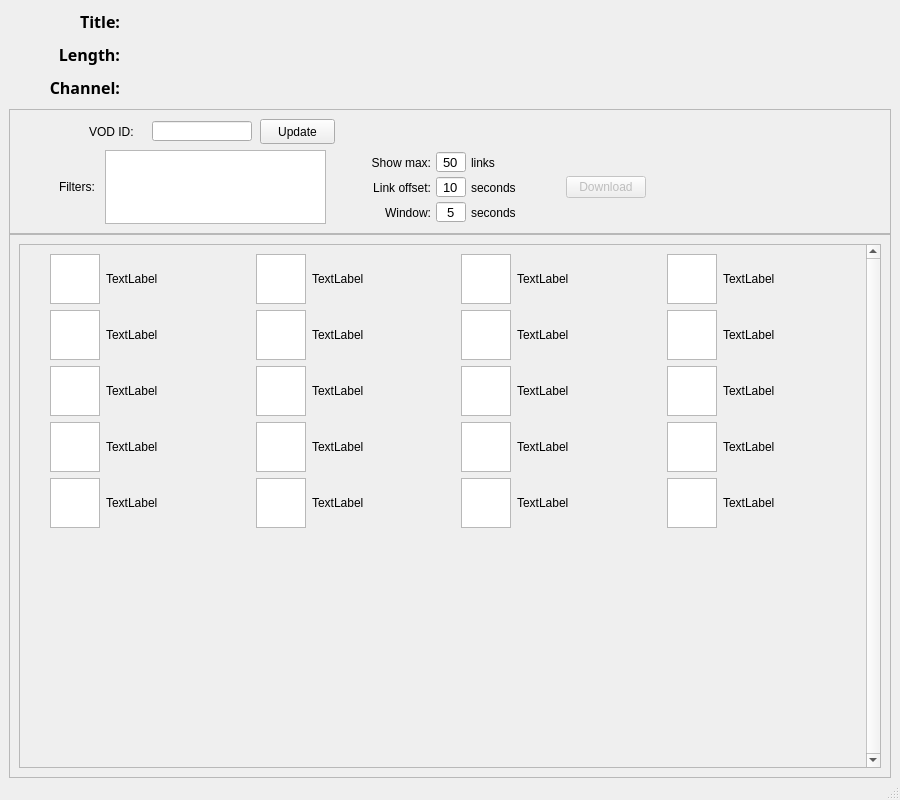
Old version of the form app/resources/BasicForm.ui in the repository benmurphy7/twitch-crops.
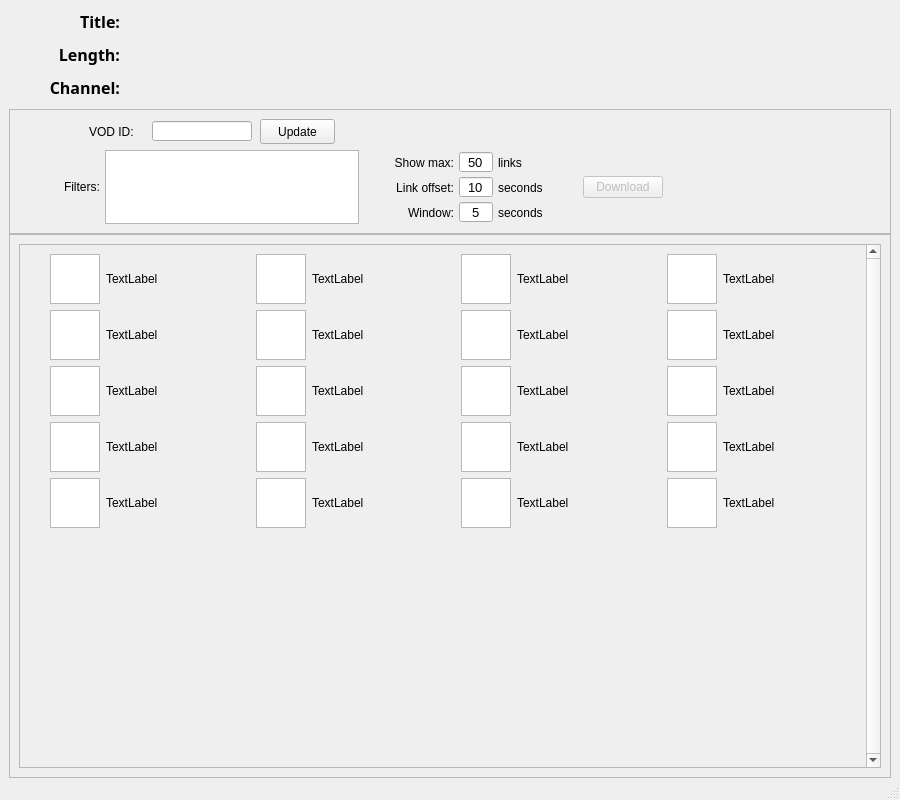
New version of the form.

Diff of the .ui file:
```diff
--- a/app/resources/BasicForm.ui
+++ b/app/resources/BasicForm.ui
@@ -372,7 +372,7 @@
        <item row="1" column="0">
         <layout class="QHBoxLayout" name="horizontalLayout_4">
          <property name="spacing">
-          <number>10</number>
+          <number>5</number>
          </property>
          <property name="sizeConstraint">
           <enum>QLayout::SetDefaultConstraint</enum>
@@ -384,6 +384,14 @@
           <number>0</number>
          </property>
          <item>
+          <layout class="QHBoxLayout" name="horizontalLayout_3">
+           <property name="leftMargin">
+            <number>5</number>
+           </property>
+           <property name="rightMargin">
+            <number>5</number>
+           </property>
+           <item>
           <widget class="QLabel" name="label_2">
            <property name="sizePolicy">
             <sizepolicy hsizetype="Preferred" vsizetype="Preferred">
@@ -420,13 +428,18 @@
            </property>
           </widget>
          </item>
+          </layout>
+         </item>
          <item>
           <layout class="QVBoxLayout" name="verticalLayout_3">
            <property name="spacing">
             <number>2</number>
            </property>
            <property name="leftMargin">
-            <number>15</number>
+            <number>5</number>
+           </property>
+           <property name="rightMargin">
+            <number>5</number>
            </property>
            <item>
             <layout class="QGridLayout" name="gridLayout_2">
@@ -767,7 +780,7 @@
          <item>
           <layout class="QHBoxLayout" name="horizontalLayout_2">
            <property name="leftMargin">
-            <number>30</number>
+            <number>20</number>
            </property>
            <property name="rightMargin">
             <number>20</number>
@@ -800,7 +813,7 @@
            </property>
            <property name="sizeHint" stdset="0">
             <size>
-             <width>250</width>
+             <width>200</width>
              <height>20</height>
             </size>
            </property>
```
Left out of the diff: 6 changed lines with no effect on the pictures. Lines whose indentation alone changed are shown as unchanged.
